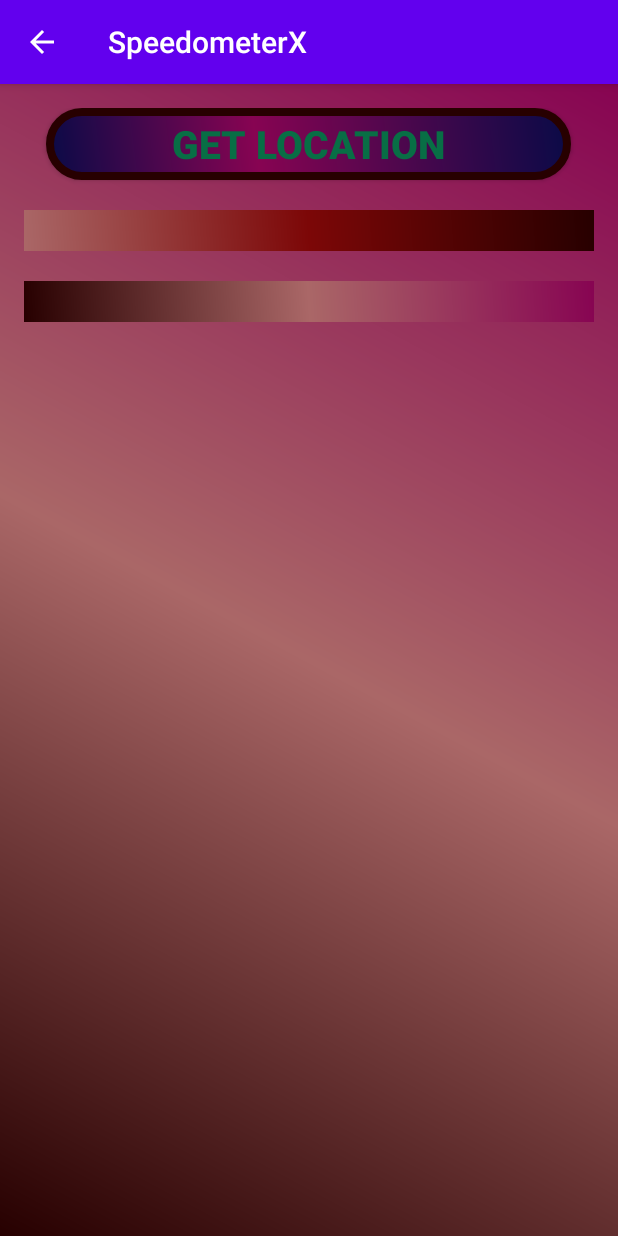
After one commit to AbdullahAlMohaimen/TrackingRoadZ, an Android app: the CurrentLocation screen opened directly, with no data from a screen before it, on a phone screen of 412 x 824 dp. The commit adds this screen. Run offline under Robolectric (Android 15) with nearby library versions, the phone set to English and light mode, and no system bars.

Commit message:
Location Set

```diff
--- a/app/build.gradle
+++ b/app/build.gradle
@@ -30,8 +30,10 @@ dependencies {
     implementation 'androidx.recyclerview:recyclerview:1.1.0'
     implementation 'com.google.firebase:firebase-auth:11.6.0'
     implementation 'com.google.firebase:firebase-firestore:11.6.0'
+    implementation 'com.google.android.gms:play-services-location:11.6.0'
     testImplementation 'junit:junit:4.12'
     androidTestImplementation 'androidx.test.ext:junit:1.1.2'
     androidTestImplementation 'androidx.test.espresso:espresso-core:3.3.0'
     implementation 'com.google.firebase:firebase-storage:11.6.0'
+
 }
--- a/app/src/main/AndroidManifest.xml
+++ b/app/src/main/AndroidManifest.xml
@@ -5,17 +5,18 @@
     <uses-permission android:name="android.permission.INTERNET" />
     <uses-permission android:name="android.permission.ACCESS_NETWORK_STATE" />
     <uses-permission android:name="android.permission.ACCESS_WIFI_STATE" />
+
     <uses-permission android:name="android.permission.ACCESS_FINE_LOCATION" />
-
     <uses-feature android:name="android.hardware.location.gps" />
 
     <application
         android:allowBackup="true"
         android:icon="@mipmap/ic_launcher"
-        android:label="@string/app_name"
+        android:label="SpeedometerX"
         android:roundIcon="@mipmap/ic_launcher_round"
         android:supportsRtl="true"
         android:theme="@style/AppTheme">
+        <activity android:name=".CurrentLocation"></activity>
         <activity android:name=".VehicleInformation" />
         <activity android:name=".profileSetting" />
         <activity android:name=".Vehicle" />
--- /dev/null
+++ b/app/src/main/java/com/example/trackingroad/CurrentLocation.java
@@ -0,0 +1,125 @@
+package com.example.trackingroad;
+
+import androidx.annotation.NonNull;
+import androidx.appcompat.app.AppCompatActivity;
+import androidx.core.app.ActivityCompat;
+
+import android.Manifest;
+import android.content.pm.PackageManager;
+import android.location.Address;
+import android.location.Geocoder;
+import android.location.Location;
+import android.os.Bundle;
+import android.text.Html;
+import android.view.MenuItem;
+import android.view.View;
+import android.widget.Button;
+import android.widget.TextView;
+
+import com.google.android.gms.location.FusedLocationProviderClient;
+import com.google.android.gms.location.LocationServices;
+import com.google.android.gms.tasks.OnCompleteListener;
+import com.google.android.gms.tasks.Task;
+
+import java.io.IOException;
+import java.util.List;
+import java.util.Locale;
+
+public class CurrentLocation extends AppCompatActivity {
+
+    Button btLocation;
+    TextView textView1, textView2, textView3, textView4, textView5;
+
+    FusedLocationProviderClient fusedLocationProviderClient;
+
+    @Override
+    protected void onCreate(Bundle savedInstanceState) {
+        super.onCreate(savedInstanceState);
+        setContentView(R.layout.activity_current_location);
+
+
+        //addingBackButton
+        getSupportActionBar().setDisplayHomeAsUpEnabled(true);
+        getSupportActionBar().setDisplayShowTitleEnabled(true);
+
+
+        btLocation = (Button) findViewById(R.id.bt_location);
+        textView1 = (TextView) findViewById(R.id.text_view1);
+        textView2 = (TextView) findViewById(R.id.text_view2);
+        textView3 = (TextView) findViewById(R.id.text_view3);
+        textView4 = (TextView) findViewById(R.id.text_view4);
+        textView5 = (TextView) findViewById(R.id.text_view5);
+
+
+        fusedLocationProviderClient = LocationServices.getFusedLocationProviderClient(this);
+
+        btLocation.setOnClickListener(new View.OnClickListener() {
+            @Override
+            public void onClick(View view) {
+                if (ActivityCompat.checkSelfPermission(CurrentLocation.this,
+                        Manifest.permission.ACCESS_FINE_LOCATION) == PackageManager.PERMISSION_GRANTED) {
+                    getLocation();
+                } else {
+                    ActivityCompat.requestPermissions(CurrentLocation.this,
+                            new String[]{Manifest.permission.ACCESS_FINE_LOCATION}, 44);
+                }
+            }
+        });
+    }
+
+    private void getLocation() {
+
+        if (ActivityCompat.checkSelfPermission(this, Manifest.permission.ACCESS_FINE_LOCATION) != PackageManager.PERMISSION_GRANTED && ActivityCompat.checkSelfPermission(this, Manifest.permission.ACCESS_COARSE_LOCATION) != PackageManager.PERMISSION_GRANTED) {
+            // TODO: Consider calling
+            //    ActivityCompat#requestPermissions
+            // here to request the missing permissions, and then overriding
+            //   public void onRequestPermissionsResult(int requestCode, String[] permissions,
+            //                                          int[] grantResults)
+            // to handle the case where the user grants the permission. See the documentation
+            // for ActivityCompat#requestPermissions for more details.
+            return;
+        }
+        fusedLocationProviderClient.getLastLocation().addOnCompleteListener(new OnCompleteListener<Location>() {
+            @Override
+            public void onComplete(@NonNull Task<Location> task) {
+
+                Location location = task.getResult();
+                if (location != null) {
+                    try {
+
+                        Geocoder geocoder = new Geocoder(CurrentLocation.this, Locale.getDefault());
+
+                        List<Address> addresses = geocoder.getFromLocation(location.getLatitude(), location.getLongitude(), 1);
+
+                        //set Latitude
+                        textView1.setText(Html.fromHtml("<font color='#6200EE'><b>Latitude :</b><br></font>" + addresses.get(0).getLatitude()));
+
+                        //set Longitude
+                        textView2.setText(Html.fromHtml("<font color='#6200EE'><b>Longitude :</b><br></font>" + addresses.get(0).getLongitude()));
+
+                        //set Country Name
+                        textView3.setText(Html.fromHtml("<font color='#6200EE'><b>Country Name :</b><br></font>" + addresses.get(0).getCountryName()));
+
+                        //set Locality
+                        textView4.setText(Html.fromHtml("<font color='#6200EE'><b>Locality :</b><br></font>" + addresses.get(0).getLocality()));
+
+                        //get Address
+                        textView5.setText(Html.fromHtml("<font color='#6200EE'><b>Address :</b><br></font>" + addresses.get(0).getAddressLine(0)));
+                    } catch (IOException e) {
+
+                        e.printStackTrace();
+                    }
+                }
+            }
+        });
+    }
+
+    @Override
+    public boolean onOptionsItemSelected(@NonNull MenuItem item) {
+        if(item.getItemId()==android.R.id.home)
+        {
+            this.finish();
+        }
+        return super.onOptionsItemSelected(item);
+    }
+}
--- a/app/src/main/java/com/example/trackingroad/Login.java
+++ b/app/src/main/java/com/example/trackingroad/Login.java
@@ -72,7 +72,8 @@ public class Login extends AppCompatActivity {
             @Override
             public void onClick(View view) {
 
-
+                Intent currentLocation=new Intent(getApplicationContext(),CurrentLocation.class);
+                startActivity(currentLocation);
             }
         });
 
--- /dev/null
+++ b/app/src/main/res/layout/activity_current_location.xml
@@ -0,0 +1,86 @@
+<?xml version="1.0" encoding="utf-8"?>
+<LinearLayout xmlns:android="http://schemas.android.com/apk/res/android"
+    xmlns:app="http://schemas.android.com/apk/res-auto"
+    xmlns:tools="http://schemas.android.com/tools"
+    android:layout_width="match_parent"
+    android:layout_height="match_parent"
+    android:orientation="vertical"
+    android:padding="16dp"
+    android:background="@drawable/background_v"
+    tools:context=".CurrentLocation">
+
+
+    <Button
+        android:id="@+id/bt_location"
+        android:layout_width="wrap_content"
+        android:layout_height="wrap_content"
+        android:layout_gravity="center"
+        android:textSize="26dp"
+        android:textStyle="bold"
+        android:textColor="@color/t"
+        android:background="@drawable/textview"
+        android:text="Get Location"/>
+
+    <LinearLayout
+        android:layout_width="match_parent"
+        android:layout_height="wrap_content"
+        android:layout_gravity="center"
+        android:layout_marginTop="20dp"
+        android:background="@drawable/background_y"
+        android:orientation="horizontal">
+
+        <TextView
+            android:id="@+id/text_view1"
+            android:layout_weight="1"
+            android:layout_width="0dp"
+            android:layout_height="wrap_content"
+            android:textStyle="bold"
+            android:textSize="20dp"/>
+
+        <TextView
+            android:id="@+id/text_view2"
+            android:layout_weight="1"
+            android:layout_width="0dp"
+            android:layout_height="wrap_content"
+            android:textStyle="bold"
+            android:textSize="20dp"/>
+    </LinearLayout>
+
+
+    <LinearLayout
+        android:layout_width="match_parent"
+        android:layout_height="wrap_content"
+        android:layout_gravity="center"
+        android:layout_marginTop="20dp"
+        android:background="@drawable/background_v"
+        android:orientation="horizontal">
+
+        <TextView
+            android:id="@+id/text_view3"
+            android:layout_weight="1"
+            android:layout_width="0dp"
+            android:layout_height="wrap_content"
+            android:textStyle="bold"
+            android:textSize="20dp"/>
+
+        <TextView
+            android:id="@+id/text_view4"
+            android:layout_weight="1"
+            android:layout_width="0dp"
+            android:layout_height="wrap_content"
+            android:textStyle="bold"
+            android:textSize="20dp"/>
+    </LinearLayout>
+
+    <TextView
+        android:id="@+id/text_view5"
+        android:layout_width="match_parent"
+        android:layout_height="wrap_content"
+        android:textStyle="bold"
+        android:layout_marginTop="20dp"
+        android:layout_gravity="center_horizontal"
+        android:textSize="20dp"/>
+
+
+
+</LinearLayout>
--- a/app/src/main/res/layout/activity_login.xml
+++ b/app/src/main/res/layout/activity_login.xml
@@ -170,7 +170,7 @@
                 android:textSize="24dp"
                 android:textColor="@color/d"
                 android:background="@drawable/logical"
-                android:text="Map" />
+                android:text="Get Location" />
         </LinearLayout>
 
         <LinearLayout
--- a/app/src/main/res/values/strings.xml
+++ b/app/src/main/res/values/strings.xml
@@ -1,8 +1,3 @@
 <resources>
     <string name="app_name">TrackingRoad</string>
-    <string name="navigation_drawer_open">Open</string>
-    <string name="navigation_drawer_close">Close</string>
-    <string name="Internet_Speed_Meter">I_Speed_Meter</string>
-    <string name="banner_home_folder">ca_app_pub_3215692282672835/4913863608</string>
-    <string name="interstitial_full_screen">ca_app_pub_3215692282672835/8469965231</string>
 </resources>
```
Also changed, not shown: app/src/main/java/com/example/trackingroad/UserDetails.java (deleted, +0 -46 lines).
